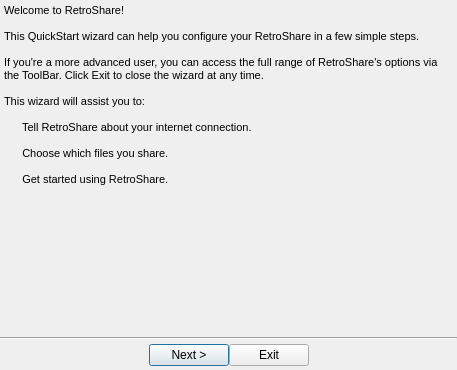
The window that retroshare-gui/src/gui/QuickStartWizard.ui (RetroShare/RetroShare) describes before a commit, drawn with Qt 5.
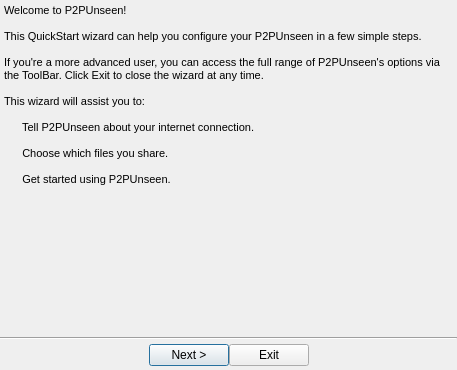
The same window after the commit. The open tabs and pages were chosen to show the change. Icons and pictures are not drawn. Custom widgets are drawn as their Qt base class.

Commit message: replace P2PUnseen text in .ui file

What changed in the file:
```diff
--- a/retroshare-gui/src/gui/QuickStartWizard.ui
+++ b/retroshare-gui/src/gui/QuickStartWizard.ui
@@ -112,20 +112,20 @@
              <string>&lt;!DOCTYPE HTML PUBLIC &quot;-//W3C//DTD HTML 4.0//EN&quot; &quot;http://www.w3.org/TR/REC-html40/strict.dtd&quot;&gt;
 &lt;html&gt;&lt;head&gt;&lt;meta name=&quot;qrichtext&quot; content=&quot;1&quot; /&gt;&lt;style type=&quot;text/css&quot;&gt;
 p, li { white-space: pre-wrap; }
-&lt;/style&gt;&lt;/head&gt;&lt;body style=&quot; font-family:'MS Shell Dlg 2'; font-size:8.25pt; font-weight:400; font-style:normal;&quot;&gt;
-&lt;p style=&quot; margin-top:0px; margin-bottom:0px; margin-left:0px; margin-right:0px; -qt-block-indent:0; text-indent:0px;&quot;&gt;&lt;span style=&quot; font-size:8pt;&quot;&gt;Welcome to RetroShare!&lt;/span&gt;&lt;/p&gt;
-&lt;p style=&quot;-qt-paragraph-type:empty; margin-top:0px; margin-bottom:0px; margin-left:0px; margin-right:0px; -qt-block-indent:0; text-indent:0px; font-size:8pt;&quot;&gt;&lt;/p&gt;
-&lt;p style=&quot; margin-top:0px; margin-bottom:0px; margin-left:0px; margin-right:0px; -qt-block-indent:0; text-indent:0px;&quot;&gt;&lt;span style=&quot; font-size:8pt;&quot;&gt;This QuickStart wizard can help you configure your RetroShare in a few simple steps.&lt;/span&gt;&lt;/p&gt;
-&lt;p style=&quot;-qt-paragraph-type:empty; margin-top:0px; margin-bottom:0px; margin-left:0px; margin-right:0px; -qt-block-indent:0; text-indent:0px; font-size:8pt;&quot;&gt;&lt;/p&gt;
-&lt;p style=&quot; margin-top:0px; margin-bottom:0px; margin-left:0px; margin-right:0px; -qt-block-indent:0; text-indent:0px;&quot;&gt;&lt;span style=&quot; font-size:8pt;&quot;&gt;If you're a more advanced user, you can access the full range of RetroShare's options via the ToolBar. Click Exit to close the wizard at any time.&lt;/span&gt;&lt;/p&gt;
-&lt;p style=&quot;-qt-paragraph-type:empty; margin-top:0px; margin-bottom:0px; margin-left:0px; margin-right:0px; -qt-block-indent:0; text-indent:0px; font-size:8pt;&quot;&gt;&lt;/p&gt;
-&lt;p style=&quot; margin-top:0px; margin-bottom:0px; margin-left:0px; margin-right:0px; -qt-block-indent:0; text-indent:0px;&quot;&gt;&lt;span style=&quot; font-size:8pt;&quot;&gt;This wizard will assist you to:&lt;/span&gt;&lt;/p&gt;
-&lt;p style=&quot;-qt-paragraph-type:empty; margin-top:0px; margin-bottom:0px; margin-left:0px; margin-right:0px; -qt-block-indent:0; text-indent:0px; font-size:8pt;&quot;&gt;&lt;/p&gt;
-&lt;p style=&quot; margin-top:0px; margin-bottom:0px; margin-left:0px; margin-right:0px; -qt-block-indent:0; text-indent:0px;&quot;&gt;&lt;span style=&quot; font-size:8pt;&quot;&gt;    &lt;/span&gt;&lt;img src=&quot;:/images/list_bullet_arrow.png&quot; /&gt;&lt;span style=&quot; font-size:8pt;&quot;&gt;  Tell RetroShare about your internet connection.&lt;/span&gt;&lt;/p&gt;
-&lt;p style=&quot;-qt-paragraph-type:empty; margin-top:0px; margin-bottom:0px; margin-left:0px; margin-right:0px; -qt-block-indent:0; text-indent:0px; font-size:8pt;&quot;&gt;&lt;/p&gt;
-&lt;p style=&quot; margin-top:0px; margin-bottom:0px; margin-left:0px; margin-right:0px; -qt-block-indent:0; text-indent:0px;&quot;&gt;&lt;span style=&quot; font-size:8pt;&quot;&gt;    &lt;/span&gt;&lt;img src=&quot;:/images/list_bullet_arrow.png&quot; /&gt;&lt;span style=&quot; font-size:8pt;&quot;&gt;  Choose which files you share.&lt;/span&gt;&lt;/p&gt;
-&lt;p style=&quot;-qt-paragraph-type:empty; margin-top:0px; margin-bottom:0px; margin-left:0px; margin-right:0px; -qt-block-indent:0; text-indent:0px; font-size:8pt;&quot;&gt;&lt;/p&gt;
-&lt;p style=&quot; margin-top:0px; margin-bottom:0px; margin-left:0px; margin-right:0px; -qt-block-indent:0; text-indent:0px;&quot;&gt;&lt;span style=&quot; font-size:8pt;&quot;&gt;    &lt;/span&gt;&lt;img src=&quot;:/images/list_bullet_arrow.png&quot; /&gt;&lt;span style=&quot; font-size:8pt;&quot;&gt;  Get started using RetroShare.&lt;/span&gt;&lt;/p&gt;&lt;/body&gt;&lt;/html&gt;</string>
+&lt;/style&gt;&lt;/head&gt;&lt;body style=&quot; font-family:'Ubuntu'; font-size:11pt; font-weight:400; font-style:normal;&quot;&gt;
+&lt;p style=&quot; margin-top:0px; margin-bottom:0px; margin-left:0px; margin-right:0px; -qt-block-indent:0; text-indent:0px;&quot;&gt;&lt;span style=&quot; font-family:'MS Shell Dlg 2'; font-size:8pt;&quot;&gt;Welcome to P2PUnseen!&lt;/span&gt;&lt;/p&gt;
+&lt;p style=&quot;-qt-paragraph-type:empty; margin-top:0px; margin-bottom:0px; margin-left:0px; margin-right:0px; -qt-block-indent:0; text-indent:0px; font-family:'MS Shell Dlg 2'; font-size:8pt;&quot;&gt;&lt;br /&gt;&lt;/p&gt;
+&lt;p style=&quot; margin-top:0px; margin-bottom:0px; margin-left:0px; margin-right:0px; -qt-block-indent:0; text-indent:0px;&quot;&gt;&lt;span style=&quot; font-family:'MS Shell Dlg 2'; font-size:8pt;&quot;&gt;This QuickStart wizard can help you configure your &lt;/span&gt;&lt;span style=&quot; font-family:'MS Shell Dlg 2'; font-size:8pt;&quot;&gt;P2PUnseen&lt;/span&gt;&lt;span style=&quot; font-family:'MS Shell Dlg 2'; font-size:8pt;&quot;&gt; in a few simple steps.&lt;/span&gt;&lt;/p&gt;
+&lt;p style=&quot;-qt-paragraph-type:empty; margin-top:0px; margin-bottom:0px; margin-left:0px; margin-right:0px; -qt-block-indent:0; text-indent:0px; font-family:'MS Shell Dlg 2'; font-size:8pt;&quot;&gt;&lt;br /&gt;&lt;/p&gt;
+&lt;p style=&quot; margin-top:0px; margin-bottom:0px; margin-left:0px; margin-right:0px; -qt-block-indent:0; text-indent:0px;&quot;&gt;&lt;span style=&quot; font-family:'MS Shell Dlg 2'; font-size:8pt;&quot;&gt;If you're a more advanced user, you can access the full range of &lt;/span&gt;&lt;span style=&quot; font-family:'MS Shell Dlg 2'; font-size:8pt;&quot;&gt;P2PUnseen&lt;/span&gt;&lt;span style=&quot; font-family:'MS Shell Dlg 2'; font-size:8pt;&quot;&gt;'s options via the ToolBar. Click Exit to close the wizard at any time.&lt;/span&gt;&lt;/p&gt;
+&lt;p style=&quot;-qt-paragraph-type:empty; margin-top:0px; margin-bottom:0px; margin-left:0px; margin-right:0px; -qt-block-indent:0; text-indent:0px; font-family:'MS Shell Dlg 2'; font-size:8pt;&quot;&gt;&lt;br /&gt;&lt;/p&gt;
+&lt;p style=&quot; margin-top:0px; margin-bottom:0px; margin-left:0px; margin-right:0px; -qt-block-indent:0; text-indent:0px;&quot;&gt;&lt;span style=&quot; font-family:'MS Shell Dlg 2'; font-size:8pt;&quot;&gt;This wizard will assist you to:&lt;/span&gt;&lt;/p&gt;
+&lt;p style=&quot;-qt-paragraph-type:empty; margin-top:0px; margin-bottom:0px; margin-left:0px; margin-right:0px; -qt-block-indent:0; text-indent:0px; font-family:'MS Shell Dlg 2'; font-size:8pt;&quot;&gt;&lt;br /&gt;&lt;/p&gt;
+&lt;p style=&quot; margin-top:0px; margin-bottom:0px; margin-left:0px; margin-right:0px; -qt-block-indent:0; text-indent:0px;&quot;&gt;&lt;span style=&quot; font-family:'MS Shell Dlg 2'; font-size:8pt;&quot;&gt;    &lt;/span&gt;&lt;img src=&quot;:/images/list_bullet_arrow.png&quot; /&gt;&lt;span style=&quot; font-family:'MS Shell Dlg 2'; font-size:8pt;&quot;&gt;  Tell &lt;/span&gt;&lt;span style=&quot; font-family:'MS Shell Dlg 2'; font-size:8pt;&quot;&gt;P2PUnseen&lt;/span&gt;&lt;span style=&quot; font-family:'MS Shell Dlg 2'; font-size:8pt;&quot;&gt; about your internet connection.&lt;/span&gt;&lt;/p&gt;
+&lt;p style=&quot;-qt-paragraph-type:empty; margin-top:0px; margin-bottom:0px; margin-left:0px; margin-right:0px; -qt-block-indent:0; text-indent:0px; font-family:'MS Shell Dlg 2'; font-size:8pt;&quot;&gt;&lt;br /&gt;&lt;/p&gt;
+&lt;p style=&quot; margin-top:0px; margin-bottom:0px; margin-left:0px; margin-right:0px; -qt-block-indent:0; text-indent:0px;&quot;&gt;&lt;span style=&quot; font-family:'MS Shell Dlg 2'; font-size:8pt;&quot;&gt;    &lt;/span&gt;&lt;img src=&quot;:/images/list_bullet_arrow.png&quot; /&gt;&lt;span style=&quot; font-family:'MS Shell Dlg 2'; font-size:8pt;&quot;&gt;  Choose which files you share.&lt;/span&gt;&lt;/p&gt;
+&lt;p style=&quot;-qt-paragraph-type:empty; margin-top:0px; margin-bottom:0px; margin-left:0px; margin-right:0px; -qt-block-indent:0; text-indent:0px; font-family:'MS Shell Dlg 2'; font-size:8pt;&quot;&gt;&lt;br /&gt;&lt;/p&gt;
+&lt;p style=&quot; margin-top:0px; margin-bottom:0px; margin-left:0px; margin-right:0px; -qt-block-indent:0; text-indent:0px;&quot;&gt;&lt;span style=&quot; font-family:'MS Shell Dlg 2'; font-size:8pt;&quot;&gt;    &lt;/span&gt;&lt;img src=&quot;:/images/list_bullet_arrow.png&quot; /&gt;&lt;span style=&quot; font-family:'MS Shell Dlg 2'; font-size:8pt;&quot;&gt;  Get started using &lt;/span&gt;&lt;span style=&quot; font-family:'MS Shell Dlg 2'; font-size:8pt;&quot;&gt;P2PUnseen&lt;/span&gt;&lt;span style=&quot; font-family:'MS Shell Dlg 2'; font-size:8pt;&quot;&gt;.&lt;/span&gt;&lt;/p&gt;&lt;/body&gt;&lt;/html&gt;</string>
             </property>
             <property name="alignment">
              <set>Qt::AlignLeading|Qt::AlignLeft|Qt::AlignTop</set>
```
Left out of the diff: 12 changed lines with no effect on the pictures. The commit also changes 33 other files.
